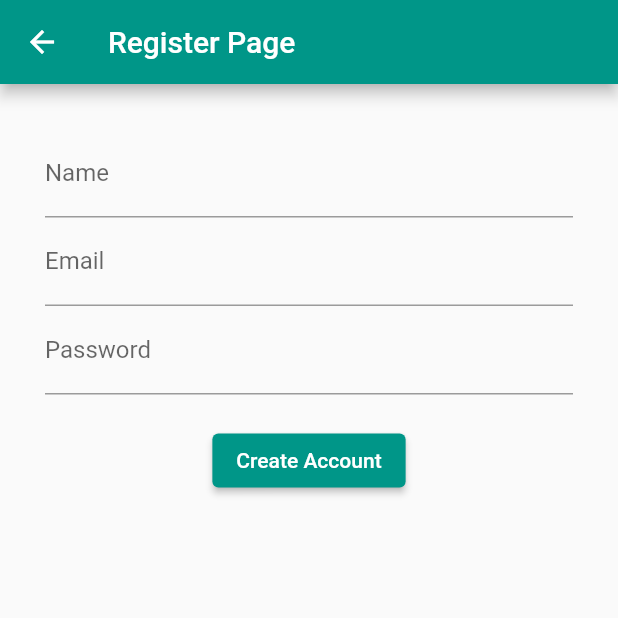
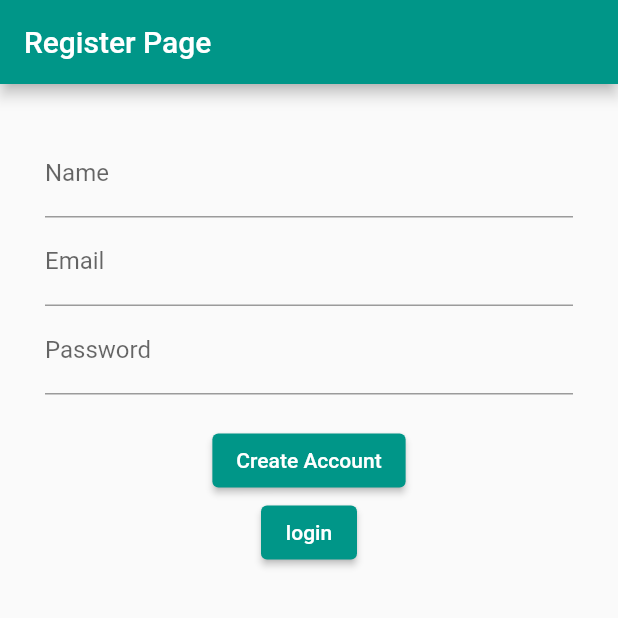
Before and after one commit to M7MMAD-OMAR/temp_flutter_project, a Flutter app: the RegisterPage screen opened directly, after a tap on "Create Account", on a phone screen of 412 x 824 dp, the top half of it. Run offline on Flutter 3.47's test engine with Material 2 defaults, Android fonts, the phone set to English and light mode, and no system bars; our stand-ins replace firebase_auth, firebase_core; accounts and stored records are empty; network calls fail.

Commit message:
fix register page

```diff
--- a/lib/login.dart
+++ b/lib/login.dart
@@ -78,7 +78,7 @@ class _LoginPageState extends State<LoginPage> {
                   height: 30,
                 ),
                 ElevatedButton(
-                    onPressed: () => Navigator.of(context).push(
+                    onPressed: () => Navigator.of(context).pushReplacement(
                         MaterialPageRoute(
                             builder: (context) => const RegisterPage())),
                     child: const Text("register")),
--- a/lib/register.dart
+++ b/lib/register.dart
@@ -1,5 +1,7 @@
 import 'package:firebase_auth/firebase_auth.dart';
 import 'package:flutter/material.dart';
+import 'package:temp_project/home_page.dart';
+import 'package:temp_project/login.dart';
 
 class RegisterPage extends StatefulWidget {
   const RegisterPage({Key? key}) : super(key: key);
@@ -16,9 +18,17 @@ class _RegisterPageState extends State<RegisterPage> {
   final _passwordController = TextEditingController();
 
   Future createAccount() async {
-    await FirebaseAuth.instance.createUserWithEmailAndPassword(
-        email: _emailController.text.trim(),
-        password: _passwordController.text.trim());
+    print(_emailController.text.trim());
+    try {
+      await FirebaseAuth.instance.createUserWithEmailAndPassword(
+          email: _emailController.text.trim(),
+          password: _passwordController.text.trim());
+
+      Navigator.of(context)
+          .pushReplacement(MaterialPageRoute(builder: (context) => HomePage()));
+    } on FirebaseAuthException catch (e) {
+      print(e);
+    }
   }
 
   @override
@@ -63,10 +73,15 @@ class _RegisterPageState extends State<RegisterPage> {
                 hintText: "enter your password",
               ),
             ),
-            const SizedBox(height: 20,),
+            const SizedBox(
+              height: 20,
+            ),
             ElevatedButton(
-                onPressed: createAccount,
-                child: const Text("Create Account")),
+                onPressed: createAccount, child: const Text("Create Account")),
+            ElevatedButton(
+                onPressed: () => Navigator.of(context).pushReplacement(
+                    MaterialPageRoute(builder: (context) => const LoginPage())),
+                child: const Text("login")),
           ],
         ),
       ),
```
